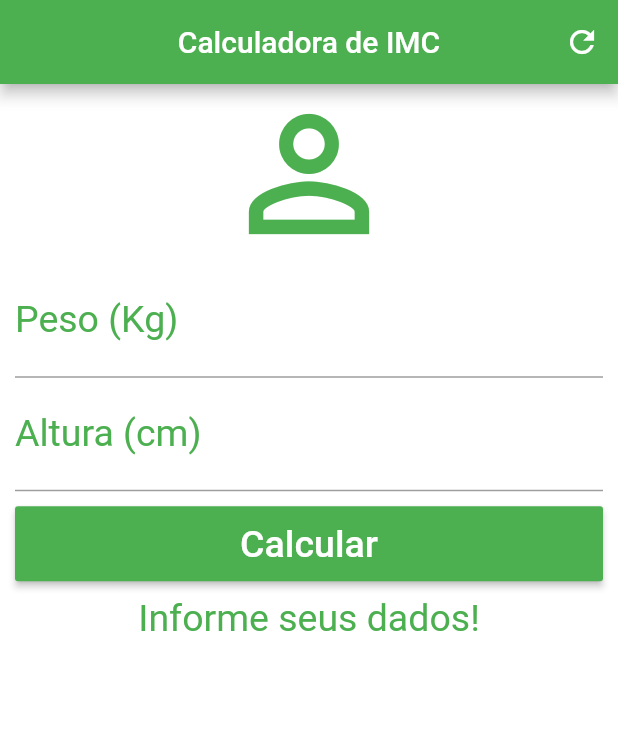
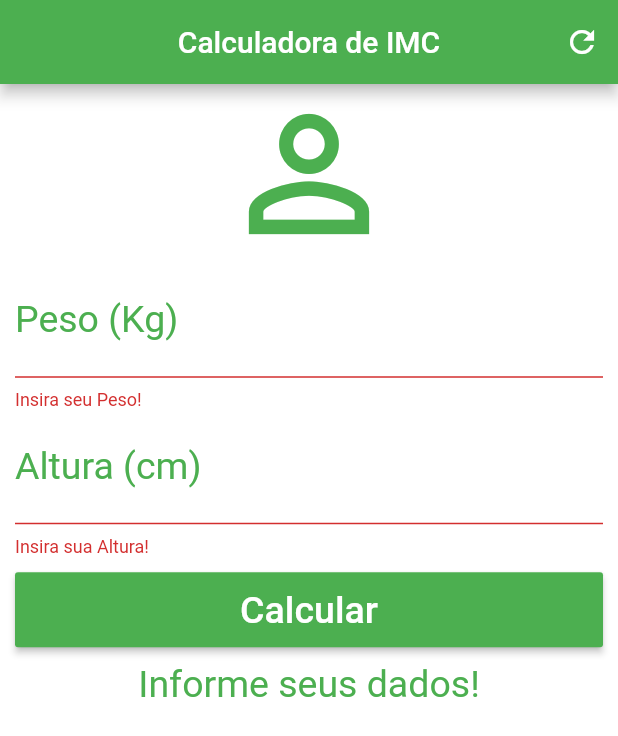
Before and after one commit to natanlf/flutter-calculadora-imc, a Flutter app: the screen it shows after launch, after a tap on "Calcular", on a phone screen of 412 x 824 dp. Shown: the top 736 px of the screen. Run offline on Flutter 3.47's test engine with Material 2 defaults, Android fonts, the phone set to English and light mode, and no system bars.

```diff
--- a/lib/main.dart
+++ b/lib/main.dart
@@ -14,6 +14,8 @@ class Home extends StatefulWidget {
 class _HomeState extends State<Home> {
   TextEditingController weightController = TextEditingController();
   TextEditingController heightController = TextEditingController();
+
+  GlobalKey<FormState> _formKey = GlobalKey<FormState>();
 
   String _infoText = "Informe seus dados!";
 
@@ -64,12 +66,14 @@ class _HomeState extends State<Home> {
         backgroundColor: Colors.white,
         body: SingleChildScrollView(
           padding: EdgeInsets.fromLTRB(10.0, 0.0, 10.0, 0.0),
+          child: Form(
+            key: _formKey,
             child: Column(
               crossAxisAlignment: CrossAxisAlignment.stretch,
               //com stretch vai tentar alargar tudo da coluna, só não vai conseguir mais do que já especifiquei de largura para o icon
               children: <Widget>[
                 Icon(Icons.person_outline, size: 120.0, color: Colors.green),
-              TextField(
+                TextFormField(
                   keyboardType: TextInputType.number,
                   decoration: InputDecoration(
                       labelText: "Peso (Kg)",
@@ -77,8 +81,14 @@ class _HomeState extends State<Home> {
                   textAlign: TextAlign.center,
                   style: TextStyle(color: Colors.green, fontSize: 25.0),
                   controller: weightController,
+                  validator: (value) {
+                    //value, porque recebe o valor do TextFormField
+                    if (value.isEmpty) {
+                      return "Insira seu Peso!";
+                    }
+                  },
                 ),
-              TextField(
+                TextFormField(
                   keyboardType: TextInputType.number,
                   decoration: InputDecoration(
                       labelText: "Altura (cm)",
@@ -86,13 +96,23 @@ class _HomeState extends State<Home> {
                   textAlign: TextAlign.center,
                   style: TextStyle(color: Colors.green, fontSize: 25.0),
                   controller: heightController,
+                  validator: (value) {
+                    //value, porque recebe o valor do TextFormField
+                    if (value.isEmpty) {
+                      return "Insira sua Altura!";
+                    }
+                  },
                 ),
                 Padding(
                   padding: EdgeInsets.only(top: 10.0, bottom: 10.0),
                   child: Container(
                     height: 50.0,
                     child: RaisedButton(
-                    onPressed: _calculate,
+                      onPressed: () {
+                        if (_formKey.currentState.validate()) {
+                          _calculate();
+                        }
+                      },
                       child: Text(
                         "Calcular",
                         style: TextStyle(color: Colors.white, fontSize: 25.0),
@@ -108,6 +128,7 @@ class _HomeState extends State<Home> {
                 )
               ],
             ),
+          ),
         ));
   }
 }
```
Lines whose indentation alone changed are shown as unchanged.
